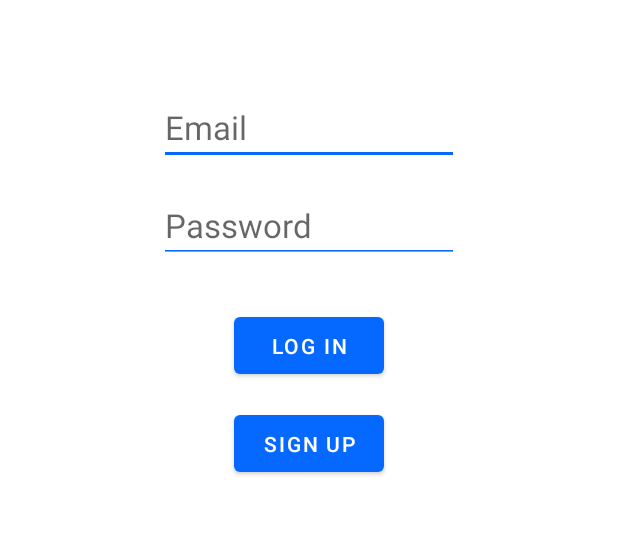
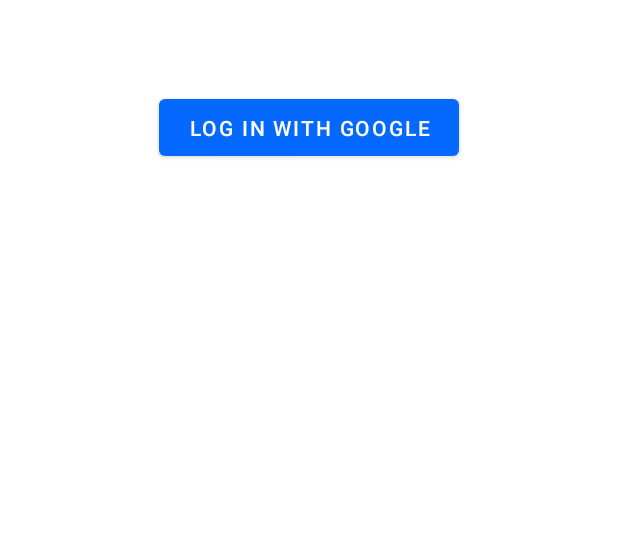
Before and after one commit to ddrewi/Palendar, an Android app: the SignInActivity screen opened directly, with no data from a screen before it, on a phone screen of 412 x 824 dp, the part 225-760 px from its top. Run offline under Robolectric (Android 15) with nearby library versions, the phone set to English and light mode, and no system bars; our stand-ins replace Firebase (no records; nobody signed in at launch, a user with empty details on screens opened directly); Roboto replaces fonts that are not available here; 2 statements that could not run were skipped.

Commit message:
reworked Google Authentication following tutorial

```diff
--- a/app/src/main/java/com/example/palendar/SignInActivity.java
+++ b/app/src/main/java/com/example/palendar/SignInActivity.java
@@ -1,70 +1,93 @@
 package com.example.palendar;
 
+import androidx.annotation.NonNull;
 import androidx.annotation.Nullable;
 import androidx.appcompat.app.AppCompatActivity;
 
 import android.content.Intent;
+import android.content.IntentSender;
 import android.os.Bundle;
 import android.util.Log;
+import android.view.View;
+import android.widget.ImageView;
+import android.widget.Toast;
 
 import com.google.android.gms.auth.api.identity.BeginSignInRequest;
+import com.google.android.gms.auth.api.identity.BeginSignInResult;
 import com.google.android.gms.auth.api.identity.Identity;
 import com.google.android.gms.auth.api.identity.SignInClient;
 import com.google.android.gms.auth.api.identity.SignInCredential;
+import com.google.android.gms.auth.api.signin.GoogleSignIn;
+import com.google.android.gms.auth.api.signin.GoogleSignInAccount;
+import com.google.android.gms.auth.api.signin.GoogleSignInClient;
+import com.google.android.gms.auth.api.signin.GoogleSignInOptions;
+import com.google.android.gms.common.api.Api;
 import com.google.android.gms.common.api.ApiException;
+import com.google.android.gms.tasks.OnFailureListener;
+import com.google.android.gms.tasks.OnSuccessListener;
+import com.google.android.gms.tasks.Task;
 import com.google.firebase.auth.FirebaseAuth;
 import com.google.firebase.auth.FirebaseUser;
 
 public class SignInActivity extends AppCompatActivity {
 
-    private static final int REQ_ONE_TAP = 2;  // Can be any integer unique to the Activity.
-    private boolean showOneTapUI = true;
-    private SignInClient oneTapClient;
-    private BeginSignInRequest signInRequest;
-    private FirebaseAuth mAuth;
+    ImageView google_img;
+
+    GoogleSignInOptions gso;
+    GoogleSignInClient gsc;
 
     @Override
     protected void onCreate(Bundle savedInstanceState) {
         super.onCreate(savedInstanceState);
         setContentView(R.layout.activity_sign_in);
 
-        signInRequest = BeginSignInRequest.builder()
-                .setGoogleIdTokenRequestOptions(BeginSignInRequest.GoogleIdTokenRequestOptions.builder()
-                        .setSupported(true)
-                        // Your server's client ID, not your Android client ID.
-                        .setServerClientId(getString(R.string.default_web_client_id))
-                        // Only show accounts previously used to sign in.
-                        .setFilterByAuthorizedAccounts(true)
-                        .build())
+        google_img = findViewById(R.id.google);
+
+        gso = new GoogleSignInOptions.Builder(GoogleSignInOptions.DEFAULT_SIGN_IN)
+                .requestEmail()
                 .build();
 
-        // Initialize Firebase Auth
-        mAuth = FirebaseAuth.getInstance();
+
+        gsc = GoogleSignIn.getClient(this, gso);
+
+        google_img.setOnClickListener(new View.OnClickListener(){;
+            @Override
+            public void onClick (View view){
+                SignIn();
+
+            }
+       });
+
     }
 
-    public void onStart() {
-        super.onStart();
-        // Check if user is signed in (non-null) and update UI accordingly.
-        FirebaseUser currentUser = mAuth.getCurrentUser();
+
+    private void SignIn() {
+
+        Intent intent=gsc.getSignInIntent();
+        startActivityForResult(intent, 100);
     }
 
     @Override
-    protected void onActivityResult(int requestCode, int resultCode, @Nullable Intent data) {
+    protected void onActivtyResult(int requestCode, int resultCode, @Nullable Intent data) {
         super.onActivityResult(requestCode, resultCode, data);
 
-        switch (requestCode) {
-            case REQ_ONE_TAP:
-                try {
-                    SignInCredential credential = oneTapClient.getSignInCredentialFromIntent(data);
-                    String idToken = credential.getGoogleIdToken();
-                    if (idToken !=  null) {
-                        // Got an ID token from Google. Use it to authenticate
-                        // with Firebase.
-                    }
-                } catch (ApiException e) {
-                    // ...
-                }
-                break;
+        if (requestCode==100){
+            Task<GoogleSignInAccount> task=GoogleSignIn.getSignedInAccountFromIntent(data);
+            try {
+                task.getResult(ApiException.class);
+                HomeActivity();
+            } catch (ApiException e) {
+                Toast.makeText(this, "Error", Toast.LENGTH_SHORT).show();
+            }
         }
+
     }
+
+    private void HomeActivity() {
+
+        finish();
+        Intent intent=new Intent(getApplicationContext(), HomeActivity.class);
+        startActivity(intent);
+    }
+
 }
--- a/app/src/main/res/layout/activity_sign_in.xml
+++ b/app/src/main/res/layout/activity_sign_in.xml
@@ -26,50 +26,19 @@
         android:layout_gravity="center"
         android:layout_marginTop="@dimen/marginBetween"/>
 
-    <EditText
-        android:id="@+id/userNameEditText"
-        android:layout_width="@dimen/editTextWidth"
-        android:layout_height="@dimen/editTextHeight"
-        android:ems="10"
-        android:hint="Email"
-        android:inputType="textPersonName"
-        android:theme="@style/editText"
-        android:layout_marginTop="@dimen/marginBetween"
-        android:layout_gravity="center"/>
-
     <!-- password needs to be hidden -->
-    <EditText
-        android:id="@+id/passwordEditText"
-        android:layout_width="@dimen/editTextWidth"
-        android:layout_height="@dimen/editTextHeight"
-        android:ems="10"
-        android:hint="Password"
-        android:inputType="textPassword"
-        android:theme="@style/editText"
-        android:layout_marginTop="@dimen/marginBetweenSmall"
-        android:layout_gravity="center"/>
 
 
     <Button
-        android:id="@+id/logInButton"
-        android:layout_width="@dimen/smallButtonWidth"
+        android:id="@+id/google"
+        android:src="@drawable/google"
+        android:layout_width="@dimen/largeButtonWidth"
         android:layout_height="@dimen/buttonHeight"
-        android:text="Log In"
+        android:text="Log In With Google"
         android:textColor="@color/primaryTextColor"
         android:layout_gravity="center"
         android:layout_marginTop="@dimen/marginBetween"
        />
 
-    <Button
-        android:id="@+id/SignUpButton"
-        android:layout_width="@dimen/smallButtonWidth"
-        android:layout_height="@dimen/buttonHeight"
-        android:text="Sign Up"
-        android:textColor="@color/primaryTextColor"
-        android:layout_gravity="center"
-        android:layout_marginTop="@dimen/marginBetweenSmall"
-        />
-
-
 
 </androidx.appcompat.widget.LinearLayoutCompat>
```
Also changed, not shown: app/src/main/java/com/example/palendar/HomeActivity.java (+57 -0 lines), app/src/main/res/layout/activity_home.xml (+15 -43 lines), app/src/main/res/drawable-v24/google.png (added).
